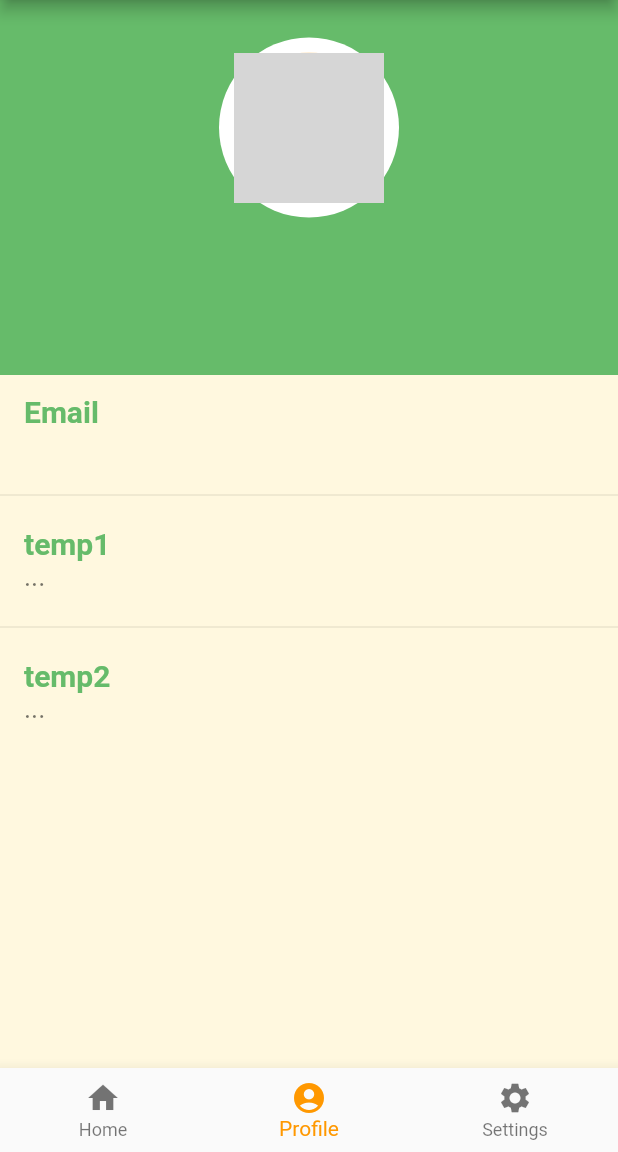
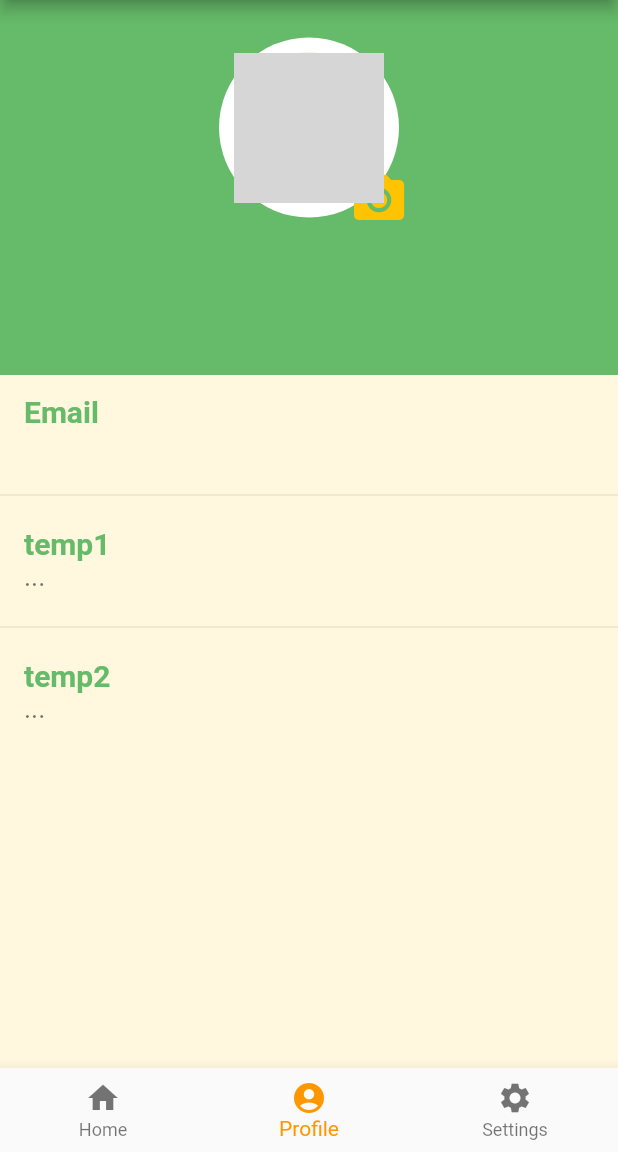
Before and after one commit to bsalloum123/lsat_prep_app_2, a Flutter app: the BasicBottomNavBar screen opened directly with empty values, item 2 of the bottom bar chosen, on a phone screen of 412 x 824 dp, the part 84-1236 px from its top. Run offline on Flutter 3.47's test engine with Material 2 defaults, Android fonts, the phone set to English and light mode, and no system bars; our stand-ins replace cloud_firestore, firebase_auth, firebase_core, image_picker; accounts and stored records are empty; grey boxes are pictures that could not be loaded.

Commit message:
Add image add button - not functional

```diff
--- a/lib/profile_page.dart
+++ b/lib/profile_page.dart
@@ -1,5 +1,7 @@
 import 'package:flutter/material.dart';
+import 'package:image_picker/image_picker.dart';
 import 'package:lsat_prep_app_2/colorSchemes.dart';
+import 'colorSchemes.dart';
 import 'currentUser.dart';
 
 
@@ -12,6 +14,8 @@ class ProfilePage extends StatefulWidget {
 }
 
 class _ProfilePageState extends State<ProfilePage> {
+  final ImagePicker picker = ImagePicker();
+  var profileImage = 'assets/images/profile.png';
   @override
   Widget build(BuildContext context) {
     return ListView(
@@ -22,23 +26,40 @@ class _ProfilePageState extends State<ProfilePage> {
                   decoration: BoxDecoration(
                     color: Colors.green[400],
                   ),
+                  child: Expanded(
                     child: Column(
                       crossAxisAlignment: CrossAxisAlignment.center,
                       mainAxisAlignment: MainAxisAlignment.center,
                       children: <Widget>[
                         Row(
-                        mainAxisAlignment: MainAxisAlignment.spaceAround,
+                          mainAxisAlignment: MainAxisAlignment.center,
                           children: <Widget>[
                             CircleAvatar(
                               backgroundColor: Colors.white,
                               minRadius: 60.0,
+                              maxRadius: 60.0,
                               child: CircleAvatar(
                                 radius: 50.0,
                                 backgroundImage:
-                              AssetImage(''),
+                                AssetImage(profileImage),
+                                child: IconButton(
+                                  icon: Icon(Icons.add_a_photo),
+                                  color: lsatTheme.primaryColor,
+                                  hoverColor: Colors.white,
+                                  alignment: Alignment.bottomRight,
+                                  padding: EdgeInsets.fromLTRB(75, 75, 0, 0),
+                                  iconSize: 40,
+                                  onPressed: () async {
+                                    final XFile? image = await picker.pickImage(source: ImageSource.gallery);
+                                    if (image != null) {
+                                      setState(() {
+                                        profileImage = image.path;
+                                      });
+                                    }// uploading a profile picture from gallery
+                                  },
                                 ),
                               ),
-
+                            ),
                           ],
                         ),
                         SizedBox(
@@ -58,6 +79,7 @@ class _ProfilePageState extends State<ProfilePage> {
                           ),
                         ),
                       ],
+                    ),
                   ),
                 ),
               ),
```
Lines whose indentation alone changed are shown as unchanged.
